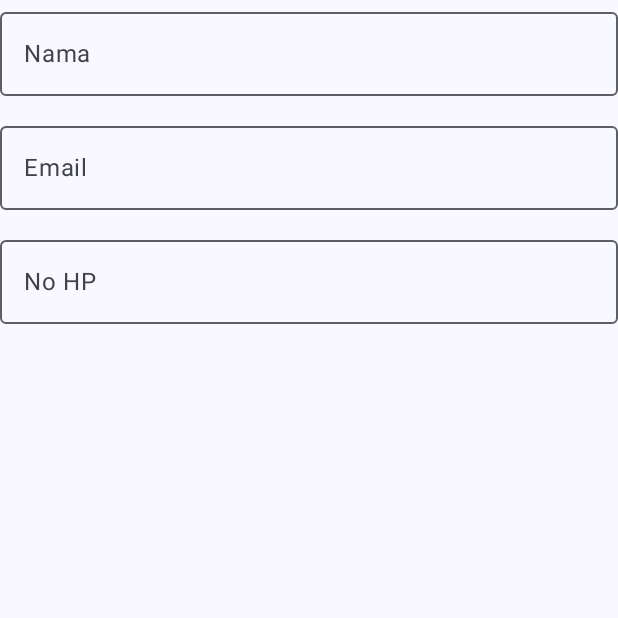
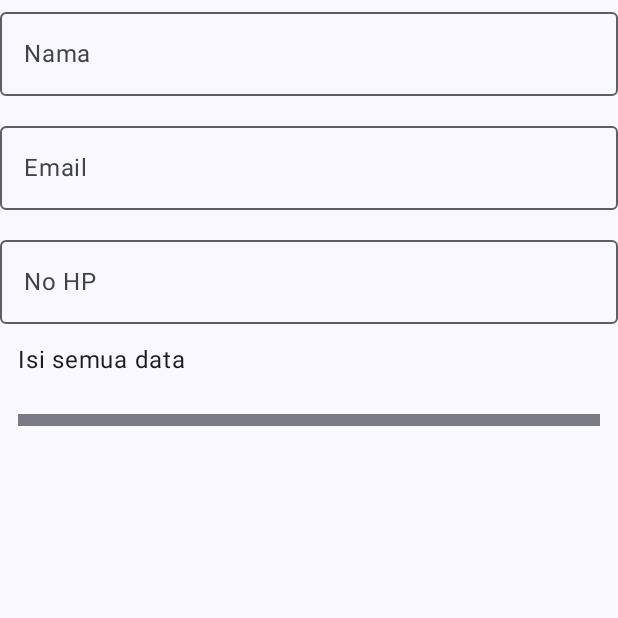
Before and after one commit to BagusAhlulTriMP/039_RestAPI, an Android app built with Jetpack Compose: the composable FormInputSiswa shown on its own in the app's theme, on a phone screen of 412 x 824 dp, the top half of it. Run offline under Robolectric (Android 15) with nearby library versions, the phone set to English and light mode, and no system bars.

Commit message:
add text dan divider

```diff
--- a/app/src/main/java/com/example/datainternet/ui/theme/kontak/screen/viewmodel/InsertScreen.kt
+++ b/app/src/main/java/com/example/datainternet/ui/theme/kontak/screen/viewmodel/InsertScreen.kt
@@ -3,6 +3,8 @@ package com.example.datainternet.ui.theme.kontak.screen.viewmodel
 import androidx.compose.foundation.layout.Arrangement
 import androidx.compose.foundation.layout.Column
 import androidx.compose.foundation.layout.fillMaxWidth
+import androidx.compose.foundation.layout.padding
+import androidx.compose.material3.Divider
 import androidx.compose.material3.ExperimentalMaterial3Api
 import androidx.compose.material3.OutlinedTextField
 import androidx.compose.material3.Text
@@ -48,5 +50,16 @@ fun FormInputSiswa(
             enabled = enabled,
             singleLine = true
         )
+
+        if (enabled) {
+            Text(
+                text = "Isi semua data",
+                modifier = Modifier.padding(start = 12.dp)
+            )
+        }
+        Divider(
+            thickness = 8.dp,
+            modifier = Modifier.padding(12.dp)
+        )
     }
 }
```
